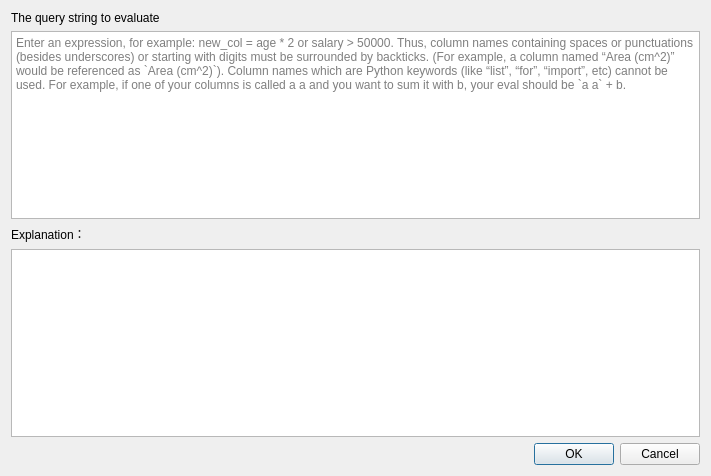
This is src/DAGui/Dialog/DADialogDataFrameEvalDatas.ui in czyt1988/data-workbench as Qt 5 draws it before an edit. The edited form follows.
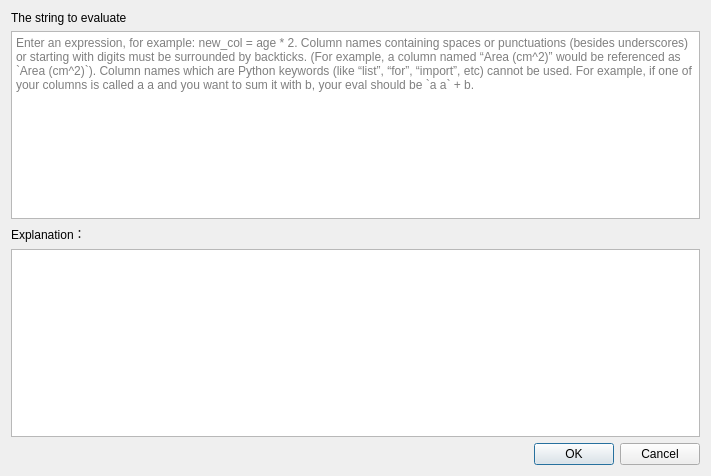
This is the edited form. Icons and pictures are not drawn.

Commit message: 完成eval功能

```diff
--- a/src/DAGui/Dialog/DADialogDataFrameEvalDatas.ui
+++ b/src/DAGui/Dialog/DADialogDataFrameEvalDatas.ui
@@ -20,14 +20,14 @@
    <item row="1" column="0">
     <widget class="QTextEdit" name="textEdit">
      <property name="placeholderText">
-      <string>Enter an expression, for example: new_col = age * 2 or salary &gt; 50000. Thus, column names containing spaces or punctuations (besides underscores) or starting with digits must be surrounded by backticks. (For example, a column named “Area (cm^2)” would be referenced as `Area (cm^2)`). Column names which are Python keywords (like “list”, “for”, “import”, etc) cannot be used. For example, if one of your columns is called a a and you want to sum it with b, your eval should be `a a` + b.</string>
+      <string>Enter an expression, for example: new_col = age * 2. Column names containing spaces or punctuations (besides underscores) or starting with digits must be surrounded by backticks. (For example, a column named “Area (cm^2)” would be referenced as `Area (cm^2)`). Column names which are Python keywords (like “list”, “for”, “import”, etc) cannot be used. For example, if one of your columns is called a a and you want to sum it with b, your eval should be `a a` + b.</string>
      </property>
     </widget>
    </item>
    <item row="0" column="0">
     <widget class="QLabel" name="label">
      <property name="text">
-      <string>The query string to evaluate</string>
+      <string>The string to evaluate</string>
      </property>
     </widget>
    </item>
```
Left out of the diff: 4 changed lines with no effect on the pictures. The commit also changes 11 other files.
